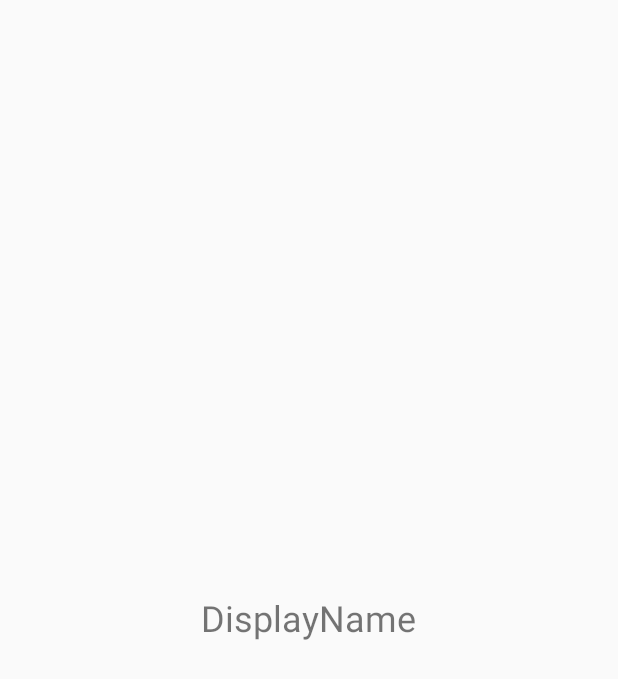
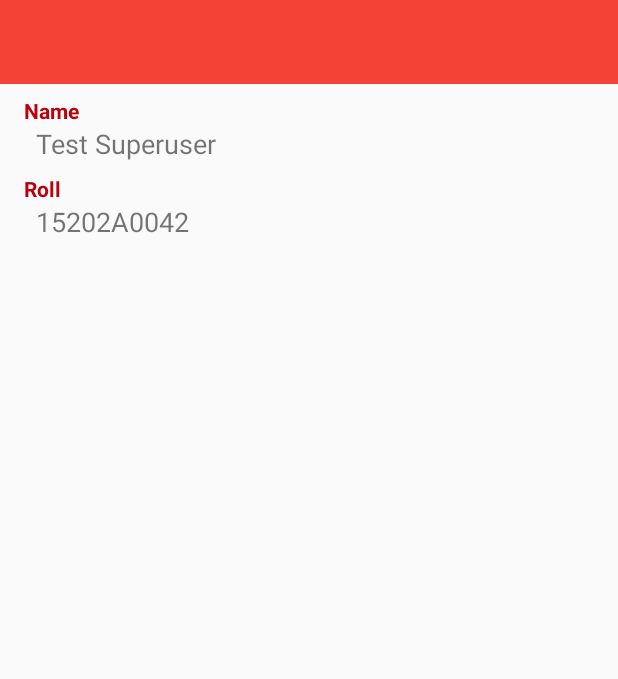
Before and after one commit to gitryder/Kaya-Staff, an Android app: the layout activity_profile.xml on its own in the app's theme, with its tools: preview values and no code run, on a phone screen of 412 x 824 dp. Shown: the top 679 px of the screen. Run offline under Robolectric (Android 15) with nearby library versions, the phone set to English and light mode, and no system bars; Roboto replaces fonts that are not available here.

Commit message:
Changed ProfileActivity looks

```diff
--- a/app/src/main/java/com/augmntd/kayastaff/ProfileActivity.java
+++ b/app/src/main/java/com/augmntd/kayastaff/ProfileActivity.java
@@ -14,7 +14,6 @@ public class ProfileActivity extends AppCompatActivity {
         setContentView(R.layout.activity_profile);
 
         String user_id = getIntent().getStringExtra("user_id");
-        mDisplayID = findViewById(R.id.profile_display_name);
-        mDisplayID.setText(user_id);
+
     }
 }
--- a/app/src/main/res/layout/activity_profile.xml
+++ b/app/src/main/res/layout/activity_profile.xml
@@ -1,16 +1,59 @@
 <?xml version="1.0" encoding="utf-8"?>
-<RelativeLayout xmlns:android="http://schemas.android.com/apk/res/android"
+<android.support.constraint.ConstraintLayout xmlns:android="http://schemas.android.com/apk/res/android"
     xmlns:app="http://schemas.android.com/apk/res-auto"
     xmlns:tools="http://schemas.android.com/tools"
     android:layout_width="match_parent"
     android:layout_height="match_parent"
     tools:context=".ProfileActivity">
 
+    <include layout="@layout/app_bar" android:id="@+id/mToolbar"/>
+
     <TextView
-        android:id="@+id/profile_display_name"
+        android:id="@+id/tvNameTitle"
         android:layout_width="wrap_content"
         android:layout_height="wrap_content"
-        android:layout_centerInParent="true"
-        android:text="DisplayName"
-        android:textSize="24sp" />
-</RelativeLayout>
+        android:layout_marginStart="16dp"
+        android:layout_marginTop="8dp"
+        android:text="Name"
+        android:textColor="?attr/colorPrimaryDark"
+        android:textSize="14sp"
+        android:textStyle="bold"
+        app:layout_constraintStart_toStartOf="parent"
+        app:layout_constraintTop_toBottomOf="@+id/mToolbar" />
+
+    <TextView
+        android:id="@+id/tvName"
+        android:layout_width="wrap_content"
+        android:layout_height="wrap_content"
+        android:layout_marginStart="24dp"
+        android:text="Test Superuser"
+        android:textSize="18sp"
+        app:layout_constraintStart_toStartOf="parent"
+        app:layout_constraintTop_toBottomOf="@+id/tvNameTitle" />
+
+    <TextView
+        android:id="@+id/tvRollTitle"
+        android:layout_width="wrap_content"
+        android:layout_height="wrap_content"
+        android:layout_marginStart="16dp"
+        android:layout_marginTop="8dp"
+        android:text="Roll"
+        android:textColor="?attr/colorPrimaryDark"
+        android:textSize="14sp"
+        android:textStyle="bold"
+        app:layout_constraintStart_toStartOf="parent"
+        app:layout_constraintTop_toBottomOf="@+id/tvName" />
+
+    <TextView
+        android:id="@+id/tvRoll"
+        android:layout_width="wrap_content"
+        android:layout_height="wrap_content"
+        android:layout_marginStart="24dp"
+        android:text="15202A0042"
+        android:textSize="18sp"
+        app:layout_constraintStart_toStartOf="parent"
+        app:layout_constraintTop_toBottomOf="@+id/tvRollTitle" />
+
+
+
+</android.support.constraint.ConstraintLayout>
```
